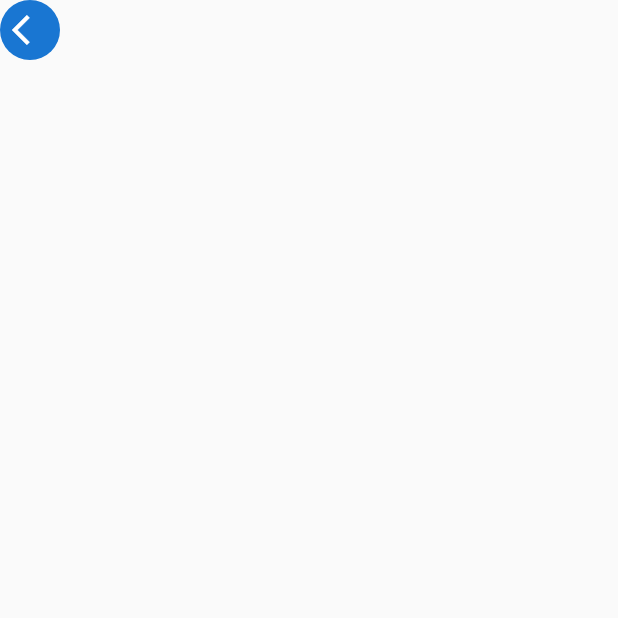
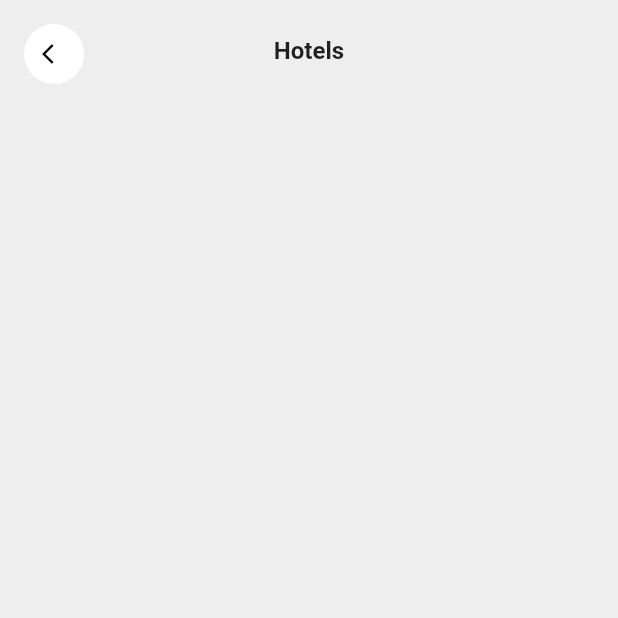
Before and after one commit to JAICHANGPARK/flutter_notebook_19th_story, a Flutter app: the screen it shows after launch, on a phone screen of 412 x 824 dp, the top half of it. Run offline on Flutter 3.47's test engine with Material 2 defaults, Android fonts, the phone set to English and light mode, and no system bars; our stand-ins replace cached_network_image, countup, fl_chart, flutter_riverpod, freezed_annotation, smooth_page_indicator and 1 more.

Commit message:
Update class_hotel_page.dart

```diff
--- a/lib/ep1130_classified_app/src/class_hotel_page.dart
+++ b/lib/ep1130_classified_app/src/class_hotel_page.dart
@@ -1,5 +1,3 @@
-
-
 import 'package:flutter/material.dart';
 
 class ClassHotelPage extends StatefulWidget {
@@ -13,17 +11,47 @@
   @override
   Widget build(BuildContext context) {
     return Scaffold(
-      body: Column(
+      backgroundColor: Colors.grey[200],
+      body: SafeArea(
+        child: Stack(
           children: [
-          Row(
+            const Positioned(
+                left: 0,
+                right: 0,
+                top: 24,
+                child: Center(
+                  child: Text(
+                    "Hotels",
+                    style: TextStyle(
+                      fontSize: 16,
+                      fontWeight: FontWeight.bold,
+                    ),
+                  ),
+                )),
+            Column(
+              crossAxisAlignment: CrossAxisAlignment.start,
               children: [
+                Padding(
+                  padding: const EdgeInsets.all(16.0),
+                  child: Row(
+                    children: const[
                        CircleAvatar(
-
-                child: Icon(Icons.arrow_back_ios,),
+                        backgroundColor: Colors.white,
+                        foregroundColor: Colors.black,
+                        child: Center(
+                          child: Icon(
+                            Icons.arrow_back_ios,
+                            size: 16,
+                          ),
+                        ),
+                      ),
+                    ],
+                  ),
                 )
               ],
-          )
+            ),
           ],
+        ),
       ),
     );
   }
```
Lines whose indentation alone changed are shown as unchanged.
